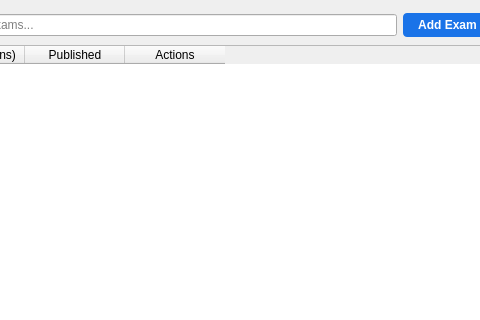
The window that ui/exam_list_view.ui (xuanbinh313/pyside6-jun-edu) describes before a commit, drawn with Qt 5; both pictures show x 187 to 667 and y 0 to 320 of the 800 by 600 pixel window.
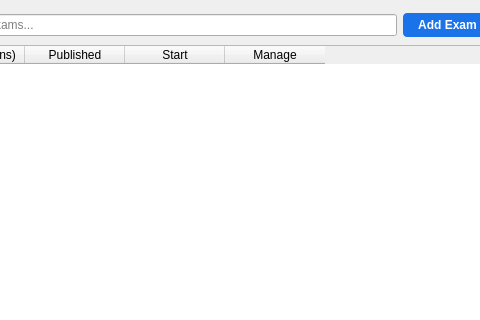
The same window after the commit.

Commit message: add exam feature

```diff
--- a/ui/exam_list_view.ui
+++ b/ui/exam_list_view.ui
@@ -74,7 +74,12 @@
      </column>
      <column>
       <property name="text">
-       <string>Actions</string>
+       <string>Start</string>
+      </property>
+     </column>
+     <column>
+      <property name="text">
+       <string>Manage</string>
       </property>
      </column>
     </widget>
```
The commit also changes 15 other files.
